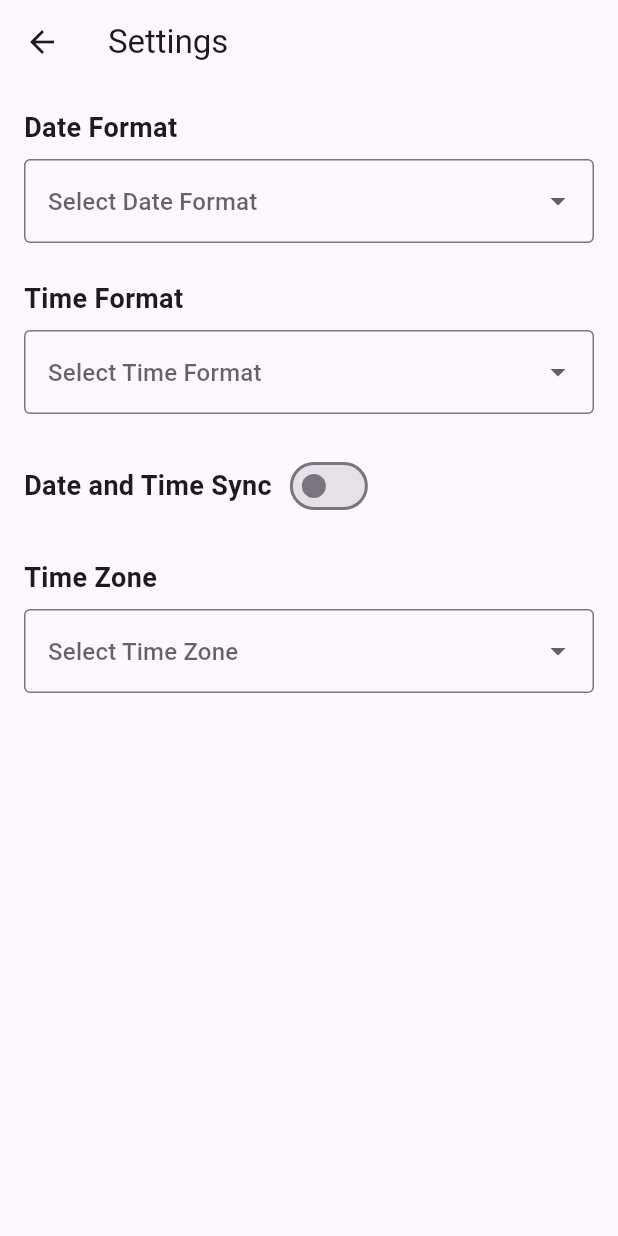
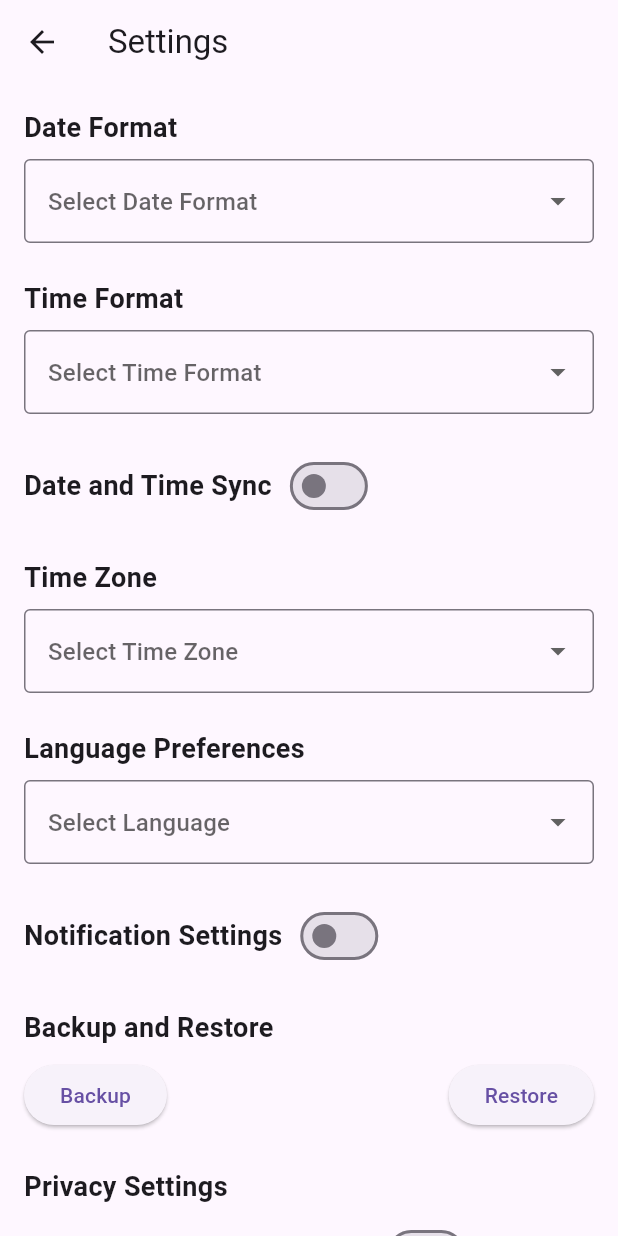
Before and after one commit to Dinethchathurya/Fix_Dates, a Flutter app: the screen it shows after launch, on a phone screen of 412 x 824 dp. Run offline on Flutter 3.47's test engine with Material 3 defaults, Android fonts, the light colour scheme and no system bars.

Commit message:
I added some features to the settings page.
I added "Language Preferences" ,"Notification Settings",  and some features to the page.

```diff
--- a/fix_dates_app/lib/Screens/Settings/Settings.dart
+++ b/fix_dates_app/lib/Screens/Settings/Settings.dart
@@ -10,7 +10,9 @@ class Settings extends StatelessWidget {
         appBar: AppBar(
         title: Text('Settings'),
     ),
-    body: Padding(
+
+    body: SingleChildScrollView(
+    child: Padding(
     padding: const EdgeInsets.all(16.0),
     child: Column(
     crossAxisAlignment: CrossAxisAlignment.start,
@@ -64,7 +66,42 @@ class Settings extends StatelessWidget {
     ),
       SizedBox(height: 8),
       _buildTimezoneDropdown(),
+
+      SizedBox(height: 24),
+Text(
+  'Language Preferences',
+  style: TextStyle(
+    fontWeight: FontWeight.bold,
+    fontSize: 18,
+  ),
+),
+SizedBox(height: 8),
+_buildLanguageDropdown(),
+
+SizedBox(height: 24),
+_buildNotificationSettings(),
+ SizedBox(height: 24),
+            Text(
+              'Backup and Restore',
+              style: TextStyle(
+                fontWeight: FontWeight.bold,
+                fontSize: 18,
+              ),
+            ),
+            SizedBox(height: 8),
+            _buildBackupRestoreButtons(),
+             SizedBox(height: 24),
+            Text(
+              'Privacy Settings',
+              style: TextStyle(
+                fontWeight: FontWeight.bold,
+                fontSize: 18,
+              ),
+            ),
+            SizedBox(height: 8),
+            _buildPrivacySettings(),
     ],
+    ),
     ),
     ),
     );
@@ -137,4 +174,91 @@ class Settings extends StatelessWidget {
       ),
     );
   }
+  Widget _buildLanguageDropdown() {
+  // Replace the list of languages with your own options
+  List<String> languages = ['English', 'Sinhala'];
+
+  return DropdownButtonFormField<String>(
+    items: languages.map((String language) {
+      return DropdownMenuItem<String>(
+        value: language,
+        child: Text(language),
+      );
+    }).toList(),
+    onChanged: (String? value) {
+      // Handle language change
+      // You can implement logic here to change the language of the app
+    },
+    decoration: InputDecoration(
+      border: OutlineInputBorder(),
+      hintText: 'Select Language',
+    ),
+  );
 }
+Widget _buildNotificationSettings() {
+  bool notificationsEnabled = false; // Initialize with default value
+
+  return Row(
+    children: [
+      Text(
+        'Notification Settings',
+        style: TextStyle(
+          fontWeight: FontWeight.bold,
+          fontSize: 18,
+        ),
+      ),
+      SizedBox(width: 8),
+      Switch(
+        value: notificationsEnabled,
+        onChanged: (value) {
+          // Handle notification toggle
+          notificationsEnabled = value;
+        },
+      ),
+    ],
+  );
+}
+ Widget _buildBackupRestoreButtons() {
+    return Row(
+      mainAxisAlignment: MainAxisAlignment.spaceBetween,
+      children: [
+        ElevatedButton(
+          onPressed: () {
+            // Handle backup logic
+          },
+          child: Text('Backup'),
+        ),
+        ElevatedButton(
+          onPressed: () {
+            // Handle restore logic
+          },
+          child: Text('Restore'),
+        ),
+      ],
+    );
+  }
+ Widget _buildPrivacySettings() {
+    bool anonymousDataCollection = false; // Initialize with default value
+
+    return Row(
+      children: [
+        Text(
+          'Anonymous Data Collection',
+          style: TextStyle(
+            fontWeight: FontWeight.bold,
+            fontSize: 18,
+          ),
+        ),
+        SizedBox(width: 8),
+        Switch(
+          value: anonymousDataCollection,
+          onChanged: (value) {
+            // Handle anonymous data collection toggle
+            anonymousDataCollection = value;
+          },
+        ),
+      ],
+    );
+  }
+
+}
```
